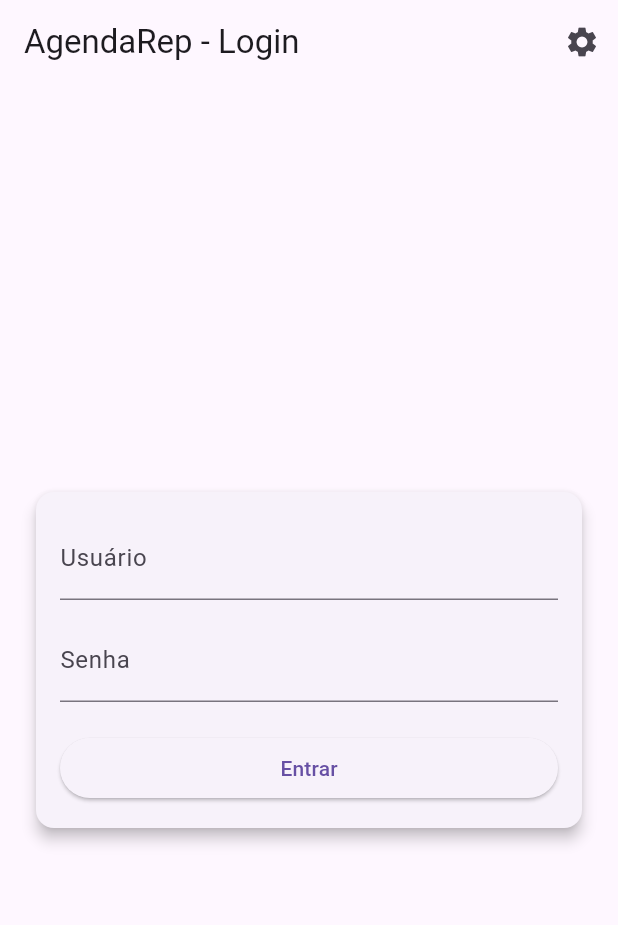
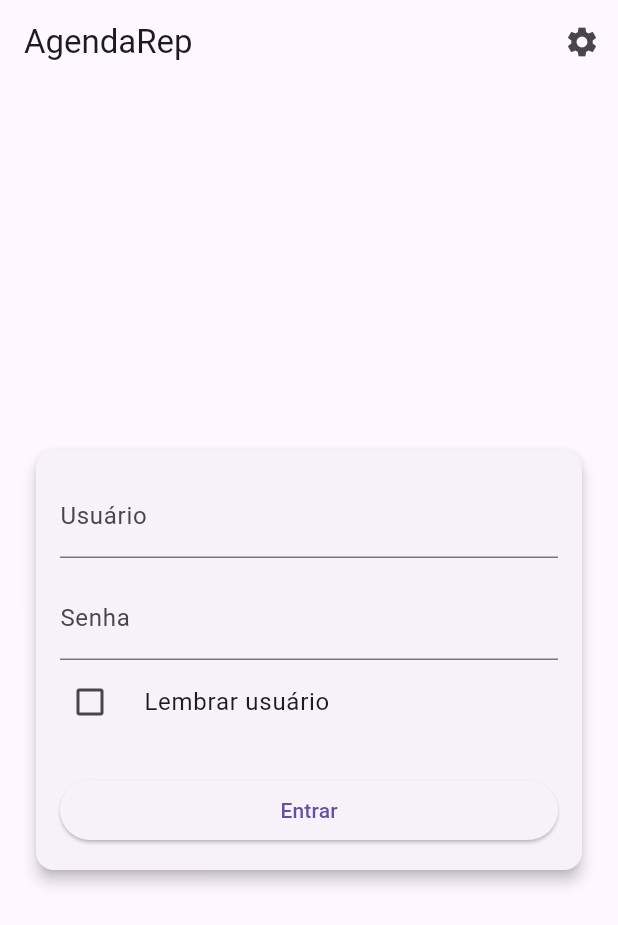
Before and after one commit to albertothe/agendarep, a Flutter app: the screen it shows after launch, after a tap on "Entrar", on a phone screen of 412 x 824 dp. Shown: the top 925 px of the screen. Run offline on Flutter 3.47's test engine with Material 3 defaults, Android fonts, the phone set to English and light mode, and no system bars; our stand-ins replace flutter_secure_storage; network calls fail.

Commit message:
Atualiza login mobile

```diff
--- a/mobile/agendarep_app/lib/api_service.dart
+++ b/mobile/agendarep_app/lib/api_service.dart
@@ -3,7 +3,7 @@ import 'package:http/http.dart' as http;
 import 'package:flutter_secure_storage/flutter_secure_storage.dart';
 
 class ApiService {
-  static const String _defaultBaseUrl = 'http://10.0.2.2:8501';
+  static const String _defaultBaseUrl = 'http://10.5.59.85:8501';
   final FlutterSecureStorage _storage = const FlutterSecureStorage();
 
   Future<String> getBaseUrl() async {
@@ -20,6 +20,18 @@ class ApiService {
 
   Future<void> setToken(String token) async {
     await _storage.write(key: 'token', value: token);
+  }
+
+  Future<String?> getSavedUser() async {
+    return await _storage.read(key: 'saved_user');
+  }
+
+  Future<void> setSavedUser(String user) async {
+    await _storage.write(key: 'saved_user', value: user);
+  }
+
+  Future<void> removeSavedUser() async {
+    await _storage.delete(key: 'saved_user');
   }
 
   Future<http.Response> post(String path, Map<String, dynamic> data) async {
--- a/mobile/agendarep_app/lib/login_page.dart
+++ b/mobile/agendarep_app/lib/login_page.dart
@@ -13,8 +13,25 @@ class LoginPage extends StatefulWidget {
 class _LoginPageState extends State<LoginPage> {
   final TextEditingController _loginController = TextEditingController();
   final TextEditingController _senhaController = TextEditingController();
+  bool _lembrarUsuario = false;
   String? erro;
   final ApiService api = ApiService();
+
+  @override
+  void initState() {
+    super.initState();
+    _carregarUsuarioSalvo();
+  }
+
+  Future<void> _carregarUsuarioSalvo() async {
+    final salvo = await api.getSavedUser();
+    if (salvo != null) {
+      setState(() {
+        _loginController.text = salvo;
+        _lembrarUsuario = true;
+      });
+    }
+  }
 
   Future<void> _fazerLogin() async {
     final res = await api.post('/auth/login', {
@@ -24,6 +41,11 @@ class _LoginPageState extends State<LoginPage> {
     if (res.statusCode == 200) {
       final data = jsonDecode(res.body);
       await api.setToken(data['token']);
+      if (_lembrarUsuario) {
+        await api.setSavedUser(_loginController.text);
+      } else {
+        await api.removeSavedUser();
+      }
       if (context.mounted) {
         Navigator.of(context).pushReplacementNamed('/agenda');
       }
@@ -38,7 +60,7 @@ class _LoginPageState extends State<LoginPage> {
   Widget build(BuildContext context) {
     return Scaffold(
       appBar: AppBar(
-        title: const Text('AgendaRep - Login'),
+        title: const Text('AgendaRep'),
         actions: [
           IconButton(
             icon: const Icon(Icons.settings),
@@ -71,6 +93,17 @@ class _LoginPageState extends State<LoginPage> {
                     obscureText: true,
                     decoration: const InputDecoration(labelText: 'Senha'),
                   ),
+                  CheckboxListTile(
+                    title: const Text('Lembrar usuário'),
+                    value: _lembrarUsuario,
+                    onChanged: (v) {
+                      setState(() {
+                        _lembrarUsuario = v ?? false;
+                      });
+                    },
+                    controlAffinity: ListTileControlAffinity.leading,
+                    contentPadding: EdgeInsets.zero,
+                  ),
                   if (erro != null) ...[
                     const SizedBox(height: 12),
                     Text(erro!, style: const TextStyle(color: Colors.red)),
```
